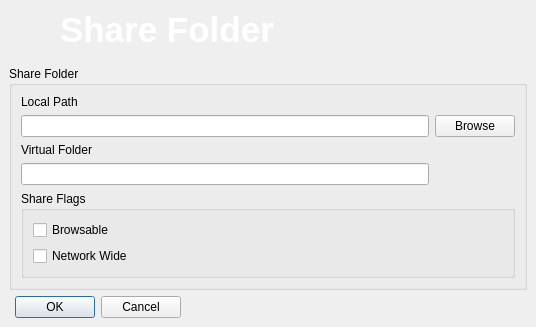
Old version of the form retroshare-gui/src/gui/ShareDialog.ui in the repository RetroShare/RetroShare.
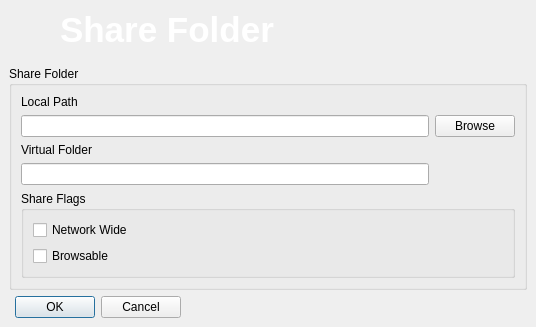
New version of the form. Icons and pictures are not drawn.

Commit message: Added edit of shared folders. The change of the virtual name results in a rehash of the shared folder. Save and restore the position of the ShareManager window. Fixed german translation.

Patch:
```diff
--- a/retroshare-gui/src/gui/ShareDialog.ui
+++ b/retroshare-gui/src/gui/ShareDialog.ui
@@ -180,17 +180,7 @@
             <string>Share Flags</string>
            </property>
            <layout class="QGridLayout" name="gridLayout_5">
-            <item row="1" column="0">
-             <widget class="QCheckBox" name="networkwideCheckBox">
-              <property name="toolTip">
-               <string>Anonymous shared Network Wide</string>
-              </property>
-              <property name="text">
-               <string>Network Wide</string>
-              </property>
-             </widget>
-            </item>
-            <item row="4" column="0">
+            <item row="5" column="0">
              <spacer name="verticalSpacer">
               <property name="orientation">
                <enum>Qt::Vertical</enum>
@@ -203,7 +193,7 @@
               </property>
              </spacer>
             </item>
-            <item row="0" column="0">
+            <item row="1" column="0">
              <widget class="QCheckBox" name="browsableCheckBox">
               <property name="toolTip">
                <string>Browseable by Friends</string>
@@ -213,6 +203,16 @@
               </property>
              </widget>
             </item>
+            <item row="0" column="0">
+             <widget class="QCheckBox" name="networkwideCheckBox">
+              <property name="toolTip">
+               <string>Anonymous shared Network Wide</string>
+              </property>
+              <property name="text">
+               <string>Network Wide</string>
+              </property>
+             </widget>
+            </item>
            </layout>
           </widget>
          </item>
```
The commit also changes 8 other files.
